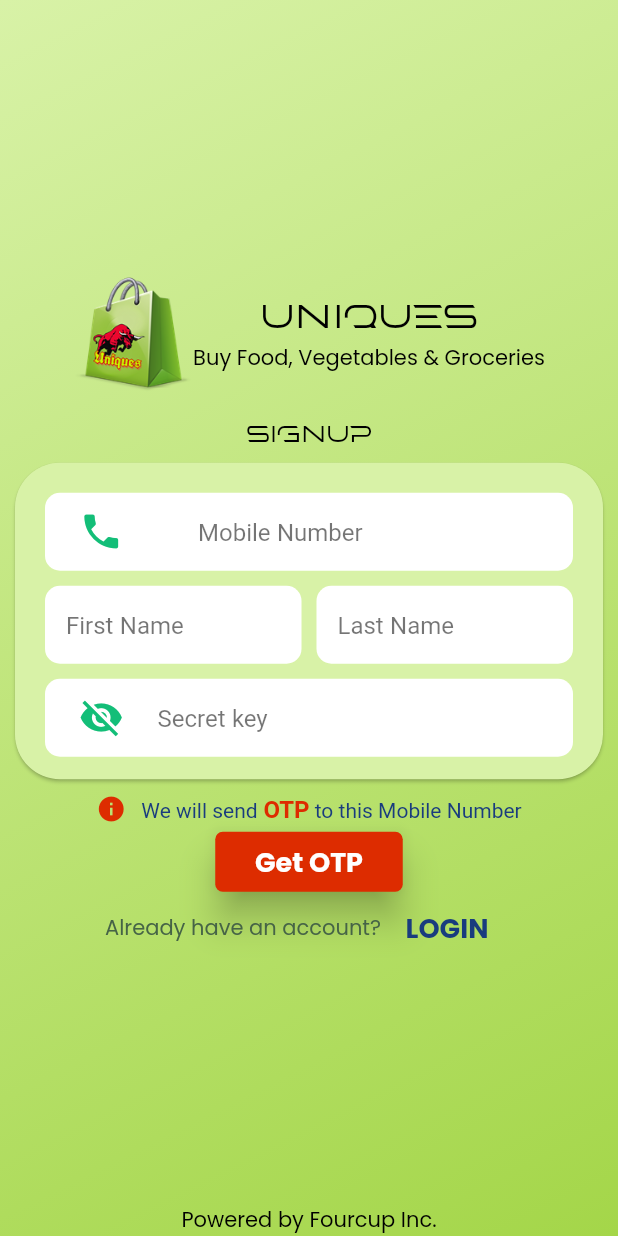
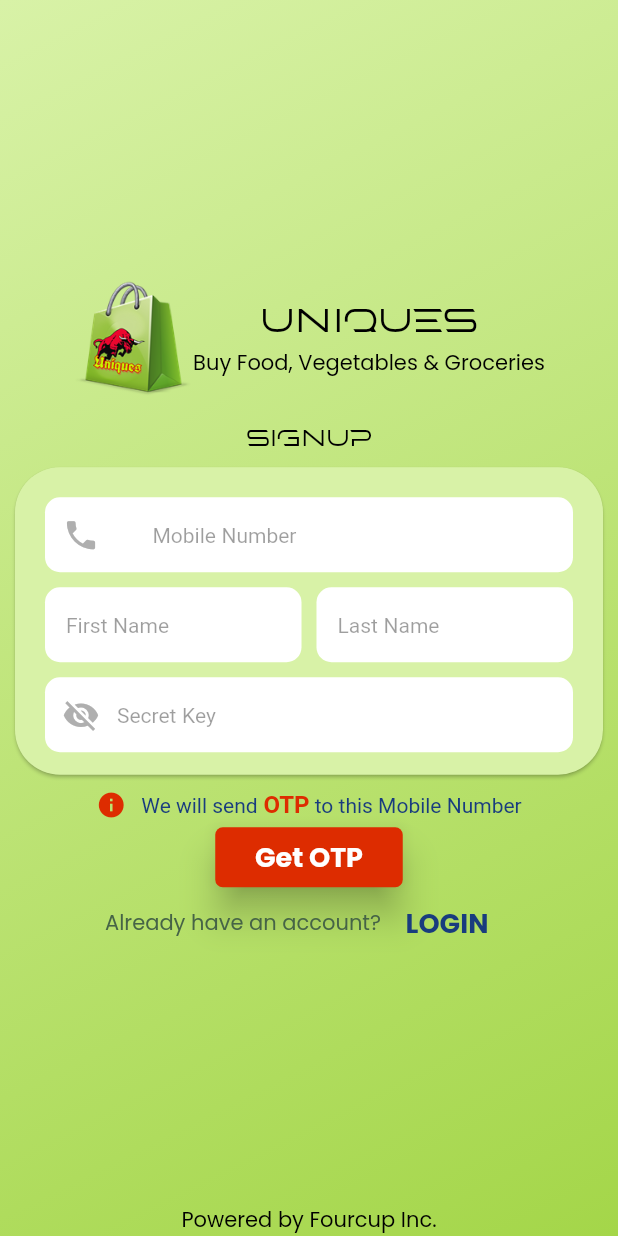
Before and after one commit to muthu-tm/food-seller-admin, a Flutter app: the MobileSignInPage screen opened directly, on a phone screen of 412 x 824 dp. Run offline on Flutter 3.47's test engine with Material 2 defaults, Android fonts, the phone set to English and light mode, and no system bars; our stand-ins replace cached_network_image, camera, carousel_slider, cloud_firestore, datetime_picker_formfield, email_validator and 18 more; missing offline and left inert: encrypt, exif, geoflutterfire; accounts and stored records are empty; generated files the repository leaves out were written again.

Commit message:
minor change

```diff
--- a/lib/screens/home/MobileSigninPage.dart
+++ b/lib/screens/home/MobileSigninPage.dart
@@ -134,18 +134,15 @@ class _MobileSignInPageState extends State<MobileSignInPage> {
                       prefix: Text('+91'),
                       prefixIcon: Icon(
                         Icons.phone,
-                        color: CustomColors.lightGreen,
-                        size: 30.0,
-                      ),
-                      prefixIconConstraints: BoxConstraints(
-                        minWidth: 75,
+                        color: CustomColors.grey,
+                        size: 25.0,
                       ),
                       fillColor: CustomColors.white,
                       hintText: "Mobile Number",
                       hintStyle: TextStyle(
-                          fontSize: 16.0,
-                          fontFamily: 'Montserrat',
-                          color: Colors.black54),
+                          fontSize: 14.0,
+                          fontFamily: 'Georgia',
+                          color: Colors.black38),
                       border: OutlineInputBorder(
                         borderRadius: BorderRadius.circular(10),
                         borderSide: BorderSide(
@@ -175,9 +172,9 @@ class _MobileSignInPageState extends State<MobileSignInPage> {
                               fillColor: CustomColors.white,
                               hintText: "First Name",
                               hintStyle: TextStyle(
-                                  fontSize: 16.0,
-                                  fontFamily: 'Montserrat',
-                                  color: Colors.black54),
+                                  fontSize: 14.0,
+                                  fontFamily: 'Georgia',
+                                  color: Colors.black38),
                               border: OutlineInputBorder(
                                 borderRadius: BorderRadius.circular(10),
                                 borderSide: BorderSide(
@@ -206,9 +203,9 @@ class _MobileSignInPageState extends State<MobileSignInPage> {
                               fillColor: CustomColors.white,
                               hintText: "Last Name",
                               hintStyle: TextStyle(
-                                  fontSize: 16.0,
-                                  fontFamily: 'Montserrat',
-                                  color: Colors.black54),
+                                  fontSize: 14.0,
+                                  fontFamily: 'Georgia',
+                                  color: Colors.black38),
                               border: OutlineInputBorder(
                                 borderRadius: BorderRadius.circular(10),
                                 borderSide: BorderSide(
@@ -243,8 +240,8 @@ class _MobileSignInPageState extends State<MobileSignInPage> {
                             _passwordVisible
                                 ? Icons.visibility_off
                                 : Icons.visibility,
-                            color: CustomColors.lightGreen,
-                            size: 30.0,
+                            color: CustomColors.grey,
+                            size: 25.0,
                           ),
                           onPressed: () {
                             setState(() {
@@ -252,15 +249,12 @@ class _MobileSignInPageState extends State<MobileSignInPage> {
                             });
                           },
                         ),
-                        prefixIconConstraints: BoxConstraints(
-                          minWidth: 75,
-                        ),
                         fillColor: CustomColors.white,
-                        hintText: "Secret key",
+                        hintText: "Secret Key",
                         hintStyle: TextStyle(
-                            fontSize: 16.0,
-                            fontFamily: 'Montserrat',
-                            color: Colors.black54),
+                            fontSize: 14.0,
+                            fontFamily: 'Georgia',
+                            color: Colors.black38),
                         border: OutlineInputBorder(
                           borderRadius: BorderRadius.circular(10),
                           borderSide: BorderSide(
```
